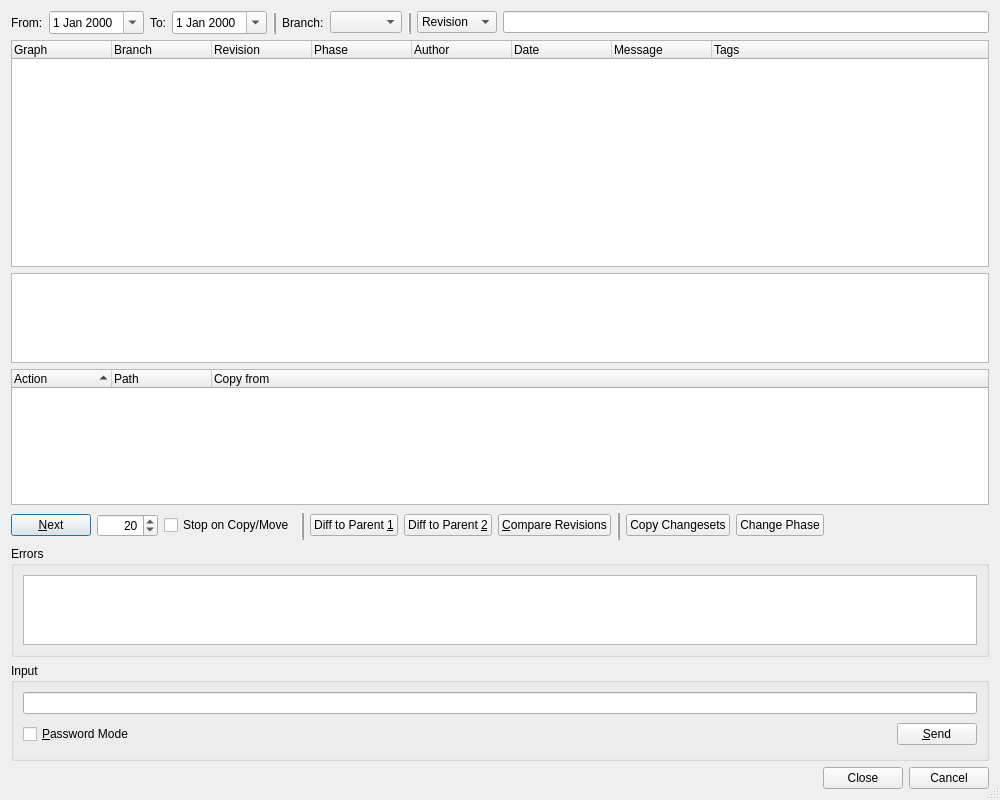
This is Plugins/VcsPlugins/vcsMercurial/HgLogBrowserDialog.ui in testmana2/test as Qt 5 draws it before an edit. The edited form follows.
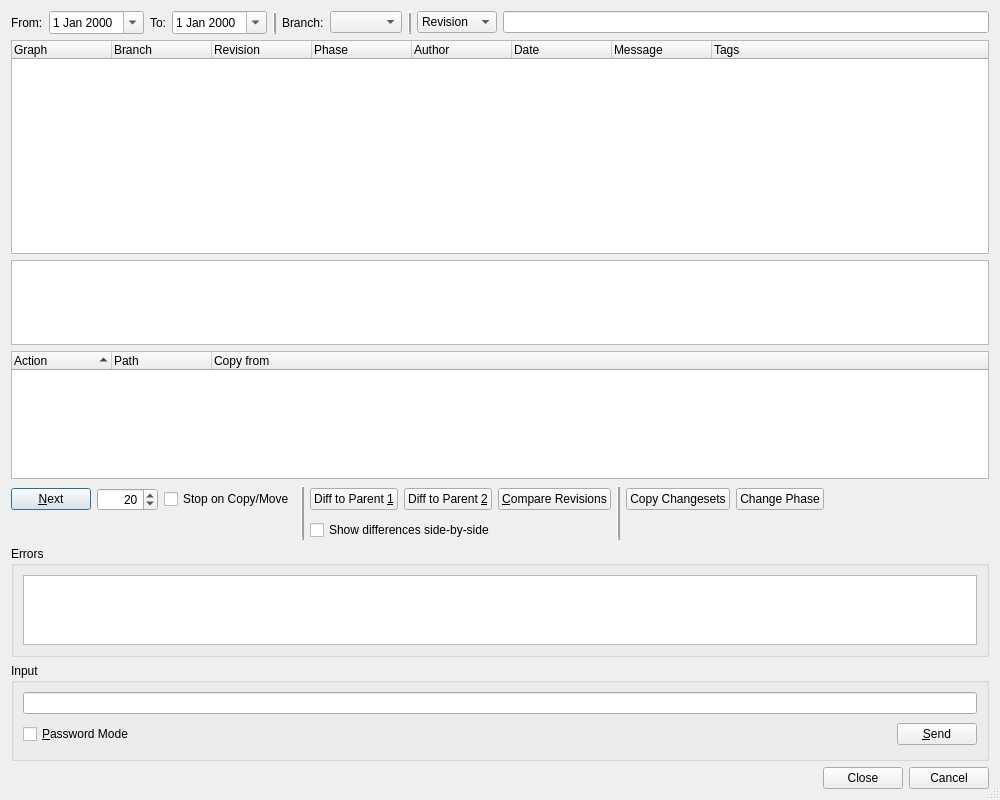
This is the edited form. Custom widgets are drawn as their Qt base class.

Commit message: Added side-by-side capability to the Mercurial log dialog and log browser dialog.

```diff
--- a/Plugins/VcsPlugins/vcsMercurial/HgLogBrowserDialog.ui
+++ b/Plugins/VcsPlugins/vcsMercurial/HgLogBrowserDialog.ui
@@ -246,8 +246,8 @@
     </widget>
    </item>
    <item>
-    <layout class="QHBoxLayout" name="horizontalLayout">
-     <item>
+    <layout class="QGridLayout" name="gridLayout">
+     <item row="0" column="0">
       <widget class="QPushButton" name="nextButton">
        <property name="toolTip">
         <string>Press to get the next bunch of log entries</string>
@@ -257,7 +257,7 @@
        </property>
       </widget>
      </item>
-     <item>
+     <item row="0" column="1">
       <widget class="QSpinBox" name="limitSpinBox">
        <property name="toolTip">
         <string>Enter the limit of entries to fetch</string>
@@ -276,7 +276,7 @@
        </property>
       </widget>
      </item>
-     <item>
+     <item row="0" column="2">
       <widget class="QCheckBox" name="stopCheckBox">
        <property name="toolTip">
         <string>Select to stop listing log messages at a copy or move</string>
@@ -286,7 +286,7 @@
        </property>
       </widget>
      </item>
-     <item>
+     <item row="0" column="3" rowspan="2">
       <widget class="Line" name="line">
        <property name="frameShadow">
         <enum>QFrame::Raised</enum>
@@ -299,7 +299,7 @@
        </property>
       </widget>
      </item>
-     <item>
+     <item row="0" column="4">
       <widget class="QPushButton" name="diffP1Button">
        <property name="toolTip">
         <string>Press to generate a diff to the first parent revision</string>
@@ -309,7 +309,7 @@
        </property>
       </widget>
      </item>
-     <item>
+     <item row="0" column="5">
       <widget class="QPushButton" name="diffP2Button">
        <property name="toolTip">
         <string>Press to generate a diff to the second parent revision</string>
@@ -319,7 +319,7 @@
        </property>
       </widget>
      </item>
-     <item>
+     <item row="0" column="6">
       <widget class="QPushButton" name="diffRevisionsButton">
        <property name="toolTip">
         <string>Press to compare two revisions</string>
@@ -329,7 +329,7 @@
        </property>
       </widget>
      </item>
-     <item>
+     <item row="0" column="7" rowspan="2">
       <widget class="Line" name="phaseLine">
        <property name="frameShadow">
         <enum>QFrame::Raised</enum>
@@ -342,7 +342,7 @@
        </property>
       </widget>
      </item>
-     <item>
+     <item row="0" column="8">
       <widget class="QPushButton" name="graftButton">
        <property name="toolTip">
         <string>Press to copy the selected changesets to the current branch</string>
@@ -352,7 +352,7 @@
        </property>
       </widget>
      </item>
-     <item>
+     <item row="0" column="9">
       <widget class="QPushButton" name="phaseButton">
        <property name="toolTip">
         <string>Change the phase of the selected revisions</string>
@@ -366,7 +366,7 @@
        </property>
       </widget>
      </item>
-     <item>
+     <item row="0" column="10">
       <spacer>
        <property name="orientation">
         <enum>Qt::Horizontal</enum>
@@ -379,6 +379,16 @@
        </property>
       </spacer>
      </item>
+     <item row="1" column="4" colspan="3">
+      <widget class="QCheckBox" name="sbsCheckBox">
+       <property name="toolTip">
+        <string>Select to show differences side-by-side</string>
+       </property>
+       <property name="text">
+        <string>Show differences side-by-side</string>
+       </property>
+      </widget>
+     </item>
     </layout>
    </item>
    <item>
```
Left out of the diff: 3 changed lines with no effect on the pictures. The commit also changes 15 other files.
